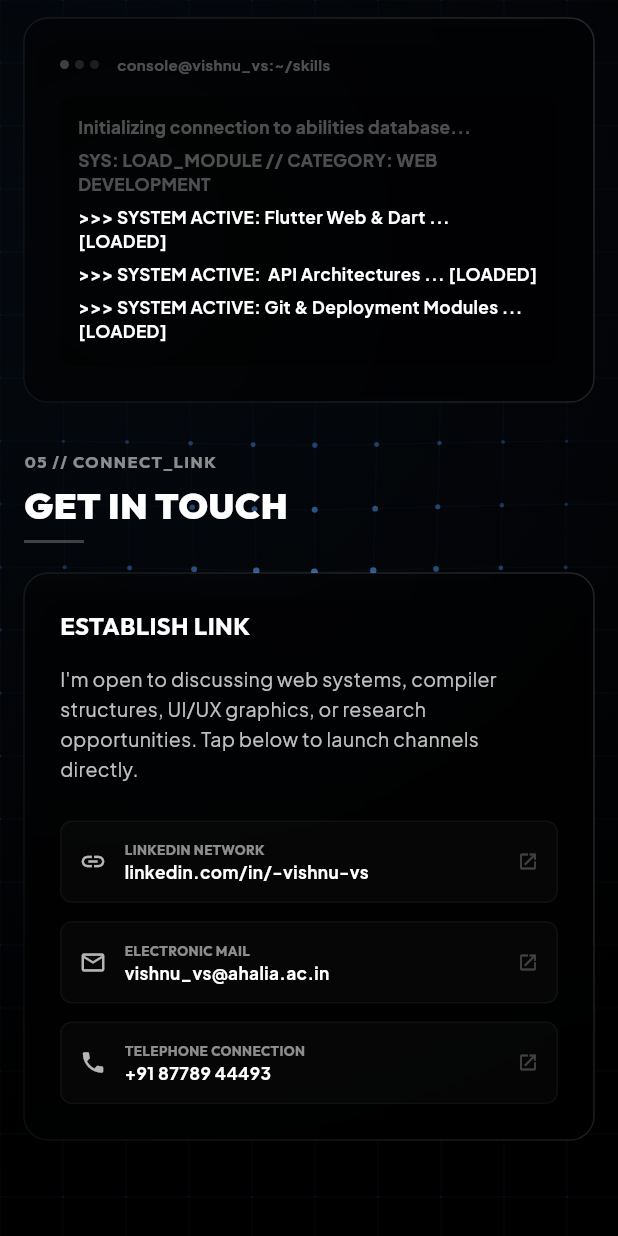
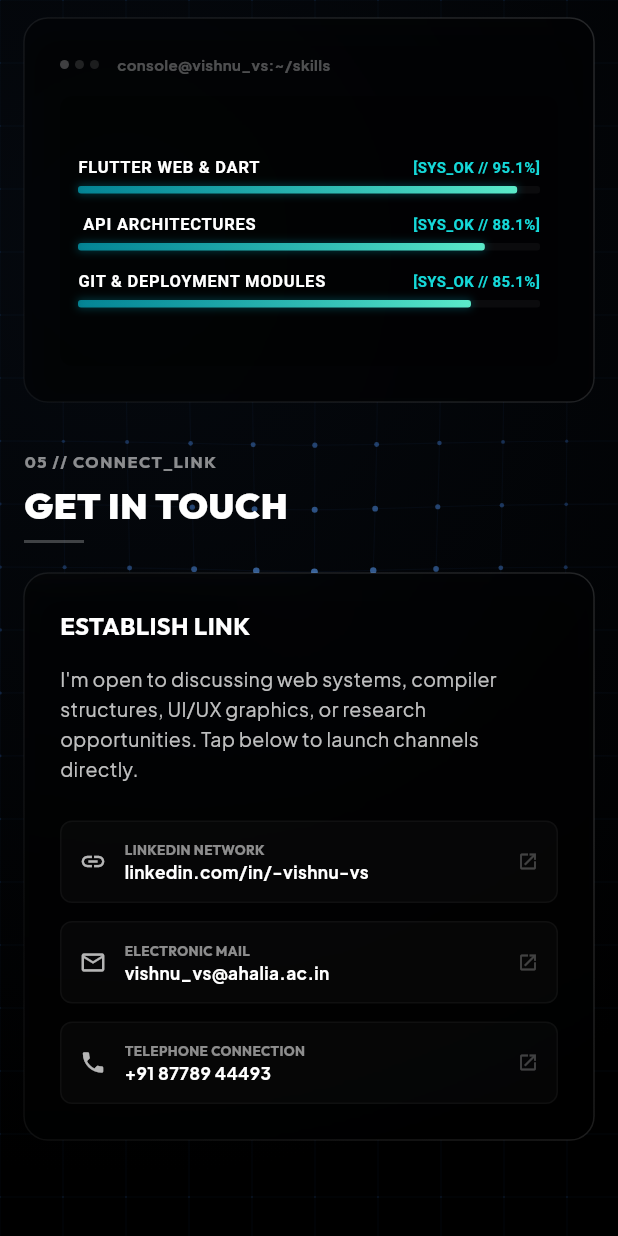
Before and after one commit to vishnu-vsgit/portfolio, a Flutter app: the screen it shows after launch, scrolled down 2856 dp, on a phone screen of 412 x 824 dp. Run offline on Flutter 3.47's test engine with Material 3 defaults, Android fonts, the phone set to English and light mode, and no system bars; our stand-ins replace google_fonts.

Commit message:
touchup changes finalst

```diff
--- a/lib/main.dart
+++ b/lib/main.dart
@@ -4,6 +4,7 @@ import 'package:google_fonts/google_fonts.dart';
 import 'package:url_launcher/url_launcher.dart';
 import 'widgets/warp_grid_background.dart';
 import 'widgets/glass_card.dart';
+import 'widgets/holographic_skill_matrix.dart';
 
 void main() {
   WidgetsFlutterBinding.ensureInitialized();
@@ -72,9 +73,6 @@ class _PortfolioShellState extends State<PortfolioShell>
 
   // Skills console state
   int _selectedSkillIndex = 0;
-  final List<String> _consoleLines = [];
-  Timer? _consoleTimer;
-  int _consoleLineIndex = 0;
 
   static const List<SkillCategoryDetail> _skillsCategories = [
     SkillCategoryDetail(
@@ -125,14 +123,12 @@ class _PortfolioShellState extends State<PortfolioShell>
   void initState() {
     super.initState();
     _startTypewriter();
-    _triggerConsoleLogs();
     _scrollController.addListener(_onScroll);
   }
 
   @override
   void dispose() {
     _typewriterTimer.cancel();
-    _consoleTimer?.cancel();
     _scrollController.removeListener(_onScroll);
     _scrollController.dispose();
     super.dispose();
@@ -216,35 +212,7 @@ class _PortfolioShellState extends State<PortfolioShell>
     });
   }
 
-  void _triggerConsoleLogs() {
-    _consoleTimer?.cancel();
-    setState(() {
-      _consoleLines.clear();
-      _consoleLines.add("Initializing connection to abilities database...");
-      _consoleLines.add(
-        "SYS: LOAD_MODULE // CATEGORY: ${_skillsCategories[_selectedSkillIndex].name.toUpperCase()}",
-      );
-      _consoleLineIndex = 0;
-    });
-
-    final skillsList = _skillsCategories[_selectedSkillIndex].skills;
-    _consoleTimer = Timer.periodic(const Duration(milliseconds: 200), (timer) {
-      if (!mounted) return;
-      setState(() {
-        if (_consoleLineIndex < skillsList.length) {
-          _consoleLines.add(
-            ">>> SYSTEM ACTIVE: ${skillsList[_consoleLineIndex]} ... [LOADED]",
-          );
-          _consoleLineIndex++;
-        } else if (_consoleLineIndex == skillsList.length) {
-          _consoleLines.add("Abilities compiled successfully.");
-          _consoleLines.add("STATUS: OPERATIONAL");
-          _consoleLineIndex++;
-          _consoleTimer?.cancel();
-        }
-      });
-    });
-  }
+  // Removed _triggerConsoleLogs since it is replaced by HolographicSkillMatrix animation
 
   void _launchPhone() async {
     final Uri url = Uri.parse('tel:+918778944493');
@@ -1240,7 +1208,6 @@ class _PortfolioShellState extends State<PortfolioShell>
             padding: EdgeInsets.zero,
             onTap: () {
               setState(() => _selectedSkillIndex = index);
-              _triggerConsoleLogs();
             },
             child: Container(
               padding: const EdgeInsets.all(16.0),
@@ -1346,26 +1313,9 @@ class _PortfolioShellState extends State<PortfolioShell>
               color: Colors.black.withOpacity(0.3),
               borderRadius: BorderRadius.circular(8.0),
             ),
-            child: ListView.builder(
-              itemCount: _consoleLines.length,
-              itemBuilder: (context, index) {
-                final line = _consoleLines[index];
-                final isLoaded =
-                    line.contains("LOADED") ||
-                    line.contains("OK") ||
-                    line.contains("STATUS");
-                return Padding(
-                  padding: const EdgeInsets.only(bottom: 6.0),
-                  child: Text(
-                    line,
-                    style: GoogleFonts.plusJakartaSans(
-                      color: isLoaded ? Colors.white : Colors.white30,
-                      fontSize: 11.5,
-                      fontWeight: FontWeight.bold,
-                    ),
-                  ),
-                );
-              },
+            child: HolographicSkillMatrix(
+              skills: _skillsCategories[_selectedSkillIndex].skills,
+              categoryIndex: _selectedSkillIndex,
             ),
           ),
         ],
--- /dev/null
+++ b/lib/widgets/holographic_skill_matrix.dart
@@ -0,0 +1,314 @@
+import 'dart:async';
+import 'dart:math' as math;
+import 'package:flutter/material.dart';
+import 'package:google_fonts/google_fonts.dart';
+
+class HolographicSkillMatrix extends StatefulWidget {
+  final List<String> skills;
+  final int categoryIndex;
+
+  const HolographicSkillMatrix({
+    Key? key,
+    required this.skills,
+    required this.categoryIndex,
+  }) : super(key: key);
+
+  @override
+  State<HolographicSkillMatrix> createState() => _HolographicSkillMatrixState();
+}
+
+class _HolographicSkillMatrixState extends State<HolographicSkillMatrix>
+    with TickerProviderStateMixin {
+  late AnimationController _radarController;
+  late AnimationController _barsController;
+  late Animation<double> _barsAnimation;
+
+  // Real-time signal fluctuation noise for cybernetic telemetry look
+  double _telemetryFluctuation = 0.05;
+  Timer? _fluctuationTimer;
+  final math.Random _random = math.Random();
+
+  @override
+  void initState() {
+    super.initState();
+
+    // Infinite rotation for radar telemetry
+    _radarController = AnimationController(
+      vsync: this,
+      duration: const Duration(seconds: 4),
+    )..repeat();
+
+    // Entrance and reload animation for skill bars
+    _barsController = AnimationController(
+      vsync: this,
+      duration: const Duration(milliseconds: 1200),
+    );
+
+    _barsAnimation = CurvedAnimation(
+      parent: _barsController,
+      curve: Curves.easeOutCubic,
+    );
+
+    _barsController.forward();
+
+    // Small timer to change fluctuation noise in UI readouts
+    _fluctuationTimer = Timer.periodic(const Duration(milliseconds: 150), (timer) {
+      if (mounted) {
+        setState(() {
+          _telemetryFluctuation = (_random.nextDouble() - 0.5) * 0.1; // +/- 5% noise
+        });
+      }
+    });
+  }
+
+  @override
+  void didUpdateWidget(covariant HolographicSkillMatrix oldWidget) {
+    super.didUpdateWidget(oldWidget);
+    if (oldWidget.categoryIndex != widget.categoryIndex) {
+      _barsController.reset();
+      _barsController.forward();
+    }
+  }
+
+  @override
+  void dispose() {
+    _radarController.dispose();
+    _barsController.dispose();
+    _fluctuationTimer?.cancel();
+    super.dispose();
+  }
+
+  double _getSkillLevel(String skillName) {
+    final String clean = skillName.toLowerCase().trim();
+    if (clean.contains("flutter")) return 0.95;
+    if (clean.contains("dart")) return 0.92;
+    if (clean.contains("api")) return 0.88;
+    if (clean.contains("git")) return 0.85;
+    if (clean.contains("deployment")) return 0.82;
+    if (clean.contains("figma")) return 0.94;
+    if (clean.contains("logo")) return 0.80;
+    if (clean.contains("prototyping")) return 0.88;
+    if (clean.contains("vision")) return 0.72;
+    if (clean.contains("learning")) return 0.78;
+    if (clean.contains("algorithms")) return 0.84;
+    if (clean.contains("python")) return 0.89;
+    if (clean.contains("iedc")) return 0.96;
+    if (clean.contains("team")) return 0.92;
+    if (clean.contains("speaking")) return 0.90;
+    if (clean.contains("event")) return 0.86;
+    return 0.85; // Default fallback mastery
+  }
+
+  @override
+  Widget build(BuildContext context) {
+    return LayoutBuilder(
+      builder: (context, constraints) {
+        final bool showMiniRadar = constraints.maxWidth > 320;
+        final double radarSize = constraints.maxWidth > 400 ? 110.0 : 80.0;
+
+        return Row(
+          crossAxisAlignment: CrossAxisAlignment.center,
+          children: [
+            if (showMiniRadar) ...[
+              // Holographic Radar Scope
+              SizedBox(
+                width: radarSize,
+                height: radarSize,
+                child: AnimatedBuilder(
+                  animation: _radarController,
+                  builder: (context, child) {
+                    return CustomPaint(
+                      painter: _RadarTelemetryPainter(
+                        rotationAngle: _radarController.value * 2 * math.pi,
+                      ),
+                    );
+                  },
+                ),
+              ),
+              const SizedBox(width: 20.0),
+            ],
+
+            // Skill telemetry meters list
+            Expanded(
+              child: AnimatedBuilder(
+                animation: _barsAnimation,
+                builder: (context, child) {
+                  return Column(
+                    mainAxisAlignment: MainAxisAlignment.center,
+                    children: List.generate(widget.skills.length, (index) {
+                      final skill = widget.skills[index];
+                      final double baseLevel = _getSkillLevel(skill);
+
+                      // Calculate active level with easing and subtle fluctuations
+                      final double animatedVal = baseLevel * _barsAnimation.value;
+                      final double displayVal = (animatedVal +
+                              (animatedVal > 0.1 ? _telemetryFluctuation * 0.02 : 0))
+                          .clamp(0.0, 1.0);
+
+                      return Padding(
+                        padding: const EdgeInsets.symmetric(vertical: 6.0),
+                        child: Column(
+                          crossAxisAlignment: CrossAxisAlignment.start,
+                          children: [
+                            Row(
+                              mainAxisAlignment: MainAxisAlignment.spaceBetween,
+                              children: [
+                                Expanded(
+                                  child: Text(
+                                    skill.toUpperCase(),
+                                    overflow: TextOverflow.ellipsis,
+                                    style: GoogleFonts.shareTechMono(
+                                      color: Colors.white,
+                                      fontSize: 11.0,
+                                      fontWeight: FontWeight.bold,
+                                      letterSpacing: 0.5,
+                                    ),
+                                  ),
+                                ),
+                                Text(
+                                  "[SYS_OK // ${(displayVal * 100).toStringAsFixed(1)}%]",
+                                  style: GoogleFonts.shareTechMono(
+                                    color: Colors.cyanAccent.withOpacity(0.85),
+                                    fontSize: 10.0,
+                                    fontWeight: FontWeight.bold,
+                                  ),
+                                ),
+                              ],
+                            ),
+                            const SizedBox(height: 5.0),
+                            Stack(
+                              children: [
+                                // Track back
+                                Container(
+                                  height: 5.0,
+                                  decoration: BoxDecoration(
+                                    color: Colors.white.withOpacity(0.04),
+                                    borderRadius: BorderRadius.circular(2.0),
+                                  ),
+                                ),
+                                // Glowing fill
+                                FractionallySizedBox(
+                                  widthFactor: displayVal,
+                                  child: Container(
+                                    height: 5.0,
+                                    decoration: BoxDecoration(
+                                      gradient: LinearGradient(
+                                        colors: [
+                                          Colors.cyan.withOpacity(0.6),
+                                          Colors.tealAccent.withOpacity(0.9),
+                                        ],
+                                      ),
+                                      borderRadius: BorderRadius.circular(2.0),
+                                      boxShadow: [
+                                        BoxShadow(
+                                          color: Colors.cyan.withOpacity(0.3),
+                                          blurRadius: 4.0,
+                                          spreadRadius: 0.5,
+                                        ),
+                                      ],
+                                    ),
+                                  ),
+                                ),
+                              ],
+                            ),
+                          ],
+                        ),
+                      );
+                    }),
+                  );
+                },
+              ),
+            ),
+          ],
+        );
+      },
+    );
+  }
+}
+
+class _RadarTelemetryPainter extends CustomPainter {
+  final double rotationAngle;
+
+  _RadarTelemetryPainter({required this.rotationAngle});
+
+  @override
+  void paint(Canvas canvas, Size size) {
+    final center = Offset(size.width / 2, size.height / 2);
+    final double radius = math.min(size.width, size.height) / 2;
+
+    // Paints
+    final gridPaint = Paint()
+      ..color = Colors.cyan.withOpacity(0.12)
+      ..strokeWidth = 1.0
+      ..style = PaintingStyle.stroke;
+
+    final dashGridPaint = Paint()
+      ..color = Colors.cyan.withOpacity(0.08)
+      ..strokeWidth = 0.8
+      ..style = PaintingStyle.stroke;
+
+    // 1. Draw Concentric Circles
+    canvas.drawCircle(center, radius, gridPaint);
+    canvas.drawCircle(center, radius * 0.65, dashGridPaint);
+    canvas.drawCircle(center, radius * 0.3, gridPaint);
+
+    // 2. Draw Crosshair lines
+    canvas.drawLine(
+      Offset(center.dx - radius, center.dy),
+      Offset(center.dx + radius, center.dy),
+      gridPaint,
+    );
+    canvas.drawLine(
+      Offset(center.dx, center.dy - radius),
+      Offset(center.dx, center.dy + radius),
+      gridPaint,
+    );
+
+    // 3. Draw Rotational Scanning Sector Sweep
+    final Rect sweepRect = Rect.fromCircle(center: center, radius: radius);
+    final sweepPaint = Paint()
+      ..shader = SweepGradient(
+        center: Alignment.center,
+        colors: [
+          Colors.cyan.withOpacity(0.0),
+          Colors.cyan.withOpacity(0.25),
+        ],
+        stops: const [0.85, 1.0],
+        transform: GradientRotation(rotationAngle),
+      ).createShader(sweepRect)
+      ..style = PaintingStyle.fill;
+
+    canvas.drawArc(sweepRect, 0, 2 * math.pi, true, sweepPaint);
+
+    // 4. Draw Sweeping active radar line edge
+    final double endX = center.dx + radius * math.cos(rotationAngle);
+    final double endY = center.dy + radius * math.sin(rotationAngle);
+    final activeLinePaint = Paint()
+      ..color = Colors.cyan.withOpacity(0.6)
+      ..strokeWidth = 1.5;
+    canvas.drawLine(center, Offset(endX, endY), activeLinePaint);
+
+    // 5. Draw Outer degree ticks
+    final tickPaint = Paint()
+      ..color = Colors.cyan.withOpacity(0.3)
+      ..strokeWidth = 1.0;
+
+    for (int i = 0; i < 360; i += 30) {
+      final double angle = i * math.pi / 180;
+      final double startR = radius - 4;
+      final double endR = radius;
+
+      final double sX = center.dx + startR * math.cos(angle);
+      final double sY = center.dy + startR * math.sin(angle);
+      final double eX = center.dx + endR * math.cos(angle);
+      final double eY = center.dy + endR * math.sin(angle);
+
+      canvas.drawLine(Offset(sX, sY), Offset(eX, eY), tickPaint);
+    }
+  }
+
+  @override
+  bool shouldRepaint(covariant _RadarTelemetryPainter oldDelegate) {
+    return oldDelegate.rotationAngle != rotationAngle;
+  }
+}
```
Also changed, not shown: assets/mm.jpeg (added).
